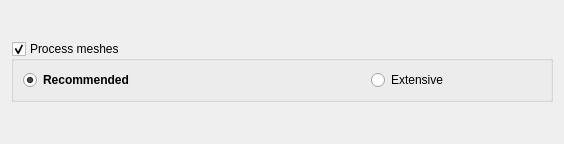
Qt form src/gui/AdvancedMeshesModule.ui (Guekka/cathedral-assets-optimizer) before a commit.
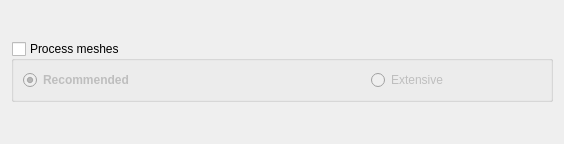
The same form after that commit.

Commit message: feat: disable mesh optimizations for fnv #7

What changed in the file:
```diff
--- a/src/gui/AdvancedMeshesModule.ui
+++ b/src/gui/AdvancedMeshesModule.ui
@@ -31,6 +31,9 @@
      <property name="checkable">
       <bool>true</bool>
      </property>
+     <property name="checked">
+      <bool>false</bool>
+     </property>
      <layout class="QHBoxLayout" name="horizontalLayout_3">
       <item alignment="Qt::AlignLeft">
        <widget class="QRadioButton" name="necessaryOptimizationRadioButton">
```
The commit also changes 1 other file.
